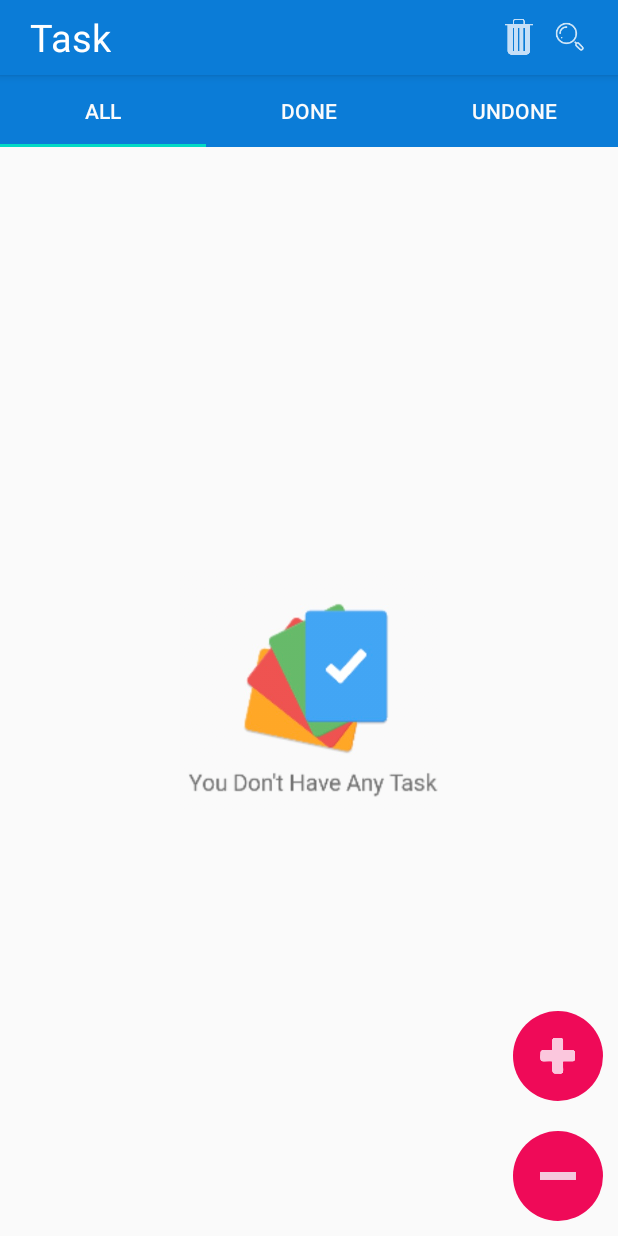
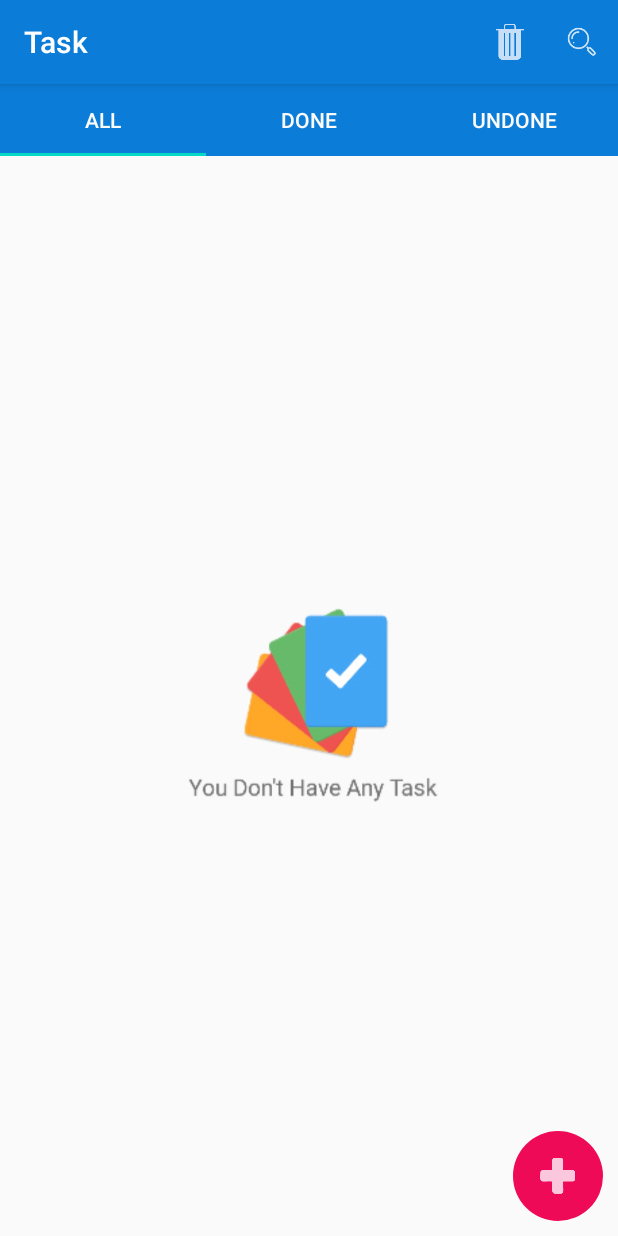
Before and after one commit to hosseinkasiri/Task-Repository, an Android app: the MainActivity screen opened directly, with no data from a screen before it, on a phone screen of 412 x 824 dp. Run offline under Robolectric (Android 15) with nearby library versions, the phone set to English and light mode, and no system bars; 1 statement that could not run was skipped.

Commit message:
add list toolbar menu

```diff
--- a/app/src/main/java/com/example/task/controller/LoginPageFragment.java
+++ b/app/src/main/java/com/example/task/controller/LoginPageFragment.java
@@ -4,6 +4,7 @@ import android.content.Intent;
 import android.os.Bundle;
 
 import androidx.annotation.Nullable;
+import androidx.appcompat.app.AppCompatActivity;
 import androidx.fragment.app.Fragment;
 
 import android.view.LayoutInflater;
@@ -17,6 +18,8 @@ import com.example.task.R;
 import com.example.task.helper.Toaster;
 import com.example.task.model.User;
 import com.example.task.model.UserLab;
+
+import java.util.Objects;
 
 public class LoginPageFragment extends Fragment {
     private EditText mUsername,mPassword;
@@ -54,9 +57,6 @@ public class LoginPageFragment extends Fragment {
         mGuest.setOnClickListener(new View.OnClickListener() {
             @Override
             public void onClick(View v) {
-
-
-
             }
         });
         mLoginButton.setOnClickListener(new View.OnClickListener() {
@@ -76,6 +76,14 @@ public class LoginPageFragment extends Fragment {
         return view;
     }
 
+    @Override
+    public void onResume() {
+        super.onResume();
+        Objects.requireNonNull(((AppCompatActivity)
+                Objects.requireNonNull(getActivity())).
+                getSupportActionBar()).hide();
+    }
+
     private void findViews(View view) {
         mUsername = view.findViewById(R.id.username_edit_text);
         mPassword = view.findViewById(R.id.password_edit_text);
--- a/app/src/main/java/com/example/task/controller/MainActivity.java
+++ b/app/src/main/java/com/example/task/controller/MainActivity.java
@@ -56,7 +56,6 @@ public class MainActivity extends AppCompatActivity {
 
     private void findViews() {
         mTabLayout = findViewById(R.id.tab_layout_id);
-        mAppBarLayout = findViewById(R.id.app_bar_id);
         mViewPager = findViewById(R.id.view_pager_id);
        // mTrashView = findViewById(R.id.trash_task_id);
     }
--- a/app/src/main/java/com/example/task/controller/TaskListFragment.java
+++ b/app/src/main/java/com/example/task/controller/TaskListFragment.java
@@ -3,11 +3,16 @@ package com.example.task.controller;
 import android.content.DialogInterface;
 import android.os.Bundle;
 
+import androidx.annotation.NonNull;
+import androidx.annotation.Nullable;
 import androidx.fragment.app.Fragment;
 import androidx.recyclerview.widget.LinearLayoutManager;
 import androidx.recyclerview.widget.RecyclerView;
 
 import android.view.LayoutInflater;
+import android.view.Menu;
+import android.view.MenuInflater;
+import android.view.MenuItem;
 import android.view.View;
 import android.view.ViewGroup;
 import android.widget.ImageButton;
@@ -29,7 +34,7 @@ public class TaskListFragment extends Fragment{
     private static final String TRASH_TAG = "com.example.task.controller_trash",ADD_TAG = "add tag dialog";
     private static final String ARGS_TASK_MODE = " package com.example.task.task_task mode";
     public static final String USER_ID = "com.example.task.controller_userId";
-    private ImageButton mAddButton,mDeleteButton;
+    private ImageButton mAddButton;
     private ImageView mImageView;
     private RecyclerView mRecyclerView;
     private TaskAdapter mAdapter;
@@ -48,6 +53,13 @@ public class TaskListFragment extends Fragment{
         fragment.setArguments(args);
         return fragment;
     }
+
+    @Override
+    public void onCreate(@Nullable Bundle savedInstanceState) {
+        super.onCreate(savedInstanceState);
+        setHasOptionsMenu(true);
+    }
+
     @Override
     public View onCreateView(LayoutInflater inflater, ViewGroup container,
                              Bundle savedInstanceState) {
@@ -67,8 +79,7 @@ public class TaskListFragment extends Fragment{
                 addFragment.show(getFragmentManager(),ADD_TAG);
             }
         });
-
-        mDeleteButton.setOnClickListener(new View.OnClickListener() {
+       /* mDeleteButton.setOnClickListener(new View.OnClickListener() {
             @Override
             public void onClick(View v) {
                 TrashDialogFragment trashDialogFragment = TrashDialogFragment.newInstance(new DialogInterface.OnDismissListener() {
@@ -79,11 +90,35 @@ public class TaskListFragment extends Fragment{
                 });
                 trashDialogFragment.show(getFragmentManager(),TRASH_TAG);
             }
-        });
+        });*/
         mRecyclerView.setLayoutManager(new LinearLayoutManager(getActivity()));
         mListMode = (TaskListMode) getArguments().getSerializable(ARGS_TASK_MODE);
         return view;
     }
+
+    @Override
+    public void onCreateOptionsMenu(@NonNull Menu menu, @NonNull MenuInflater inflater) {
+        super.onCreateOptionsMenu(menu, inflater);
+        inflater.inflate(R.menu.list_toolbar_menu,menu);
+    }
+
+    @Override
+    public boolean onOptionsItemSelected(@NonNull MenuItem item) {
+        switch (item.getItemId()){
+            case R.id.trash_menu:
+                TrashDialogFragment trashDialogFragment = TrashDialogFragment.newInstance(new DialogInterface.OnDismissListener() {
+                    @Override
+                    public void onDismiss(DialogInterface dialog) {
+                        updateUi();
+                    }
+                });
+                trashDialogFragment.show(getFragmentManager(),TRASH_TAG);
+
+            default:
+                return super.onOptionsItemSelected(item);
+        }
+    }
+
     public void updateUi() {
         mUserId = (UUID) getArguments().getSerializable(USER_ID);
         mTasks =  TaskLab.getInstance(getActivity()).getTasks(mListMode,mUserId);
@@ -107,6 +142,6 @@ public class TaskListFragment extends Fragment{
         mImageView = view.findViewById(R.id.imageView);
         mAddButton = view.findViewById(R.id.add_button);
         mRecyclerView = view.findViewById(R.id.recycler_view);
-        mDeleteButton = view.findViewById(R.id.delete_tasks_button);
+       // mDeleteButton = view.findViewById(R.id.delete_tasks_button);
     }
 }
--- a/app/src/main/res/layout/activity_main.xml
+++ b/app/src/main/res/layout/activity_main.xml
@@ -5,51 +5,6 @@
     xmlns:app="http://schemas.android.com/apk/res-auto"
     android:orientation="vertical">
 
-
-    <com.google.android.material.appbar.AppBarLayout
-        android:layout_width="match_parent"
-        android:layout_height="50dp"
-        android:elevation="0dp"
-        android:id="@+id/app_bar_id"
-        android:background="@color/tabLayoutColor"
-        >
-        <FrameLayout
-            android:layout_width="match_parent"
-            android:layout_height="match_parent">
-
-        <TextView
-            android:layout_width="wrap_content"
-            android:layout_height="wrap_content"
-            android:layout_marginLeft="20dp"
-            android:layout_gravity="left|center"
-            android:textSize="25dp"
-            android:textColor="#FFFFFF"
-            android:text="Task"/>
-
-            <LinearLayout
-                android:layout_width="wrap_content"
-                android:layout_height="wrap_content"
-                android:layout_marginRight="10dp"
-                android:layout_gravity="right|center"
-                android:orientation="horizontal">
-
-            <ImageView
-                android:id="@+id/trash_task_id"
-                android:layout_width="wrap_content"
-                android:layout_height="wrap_content"
-                android:src="@drawable/icon_trash_white"
-                android:layout_marginRight="10dp"/>
-
-                <ImageView
-                    android:layout_width="wrap_content"
-                    android:layout_height="wrap_content"
-                    android:src="@drawable/icon_search"
-                    android:layout_marginRight="10dp"
-                    android:layout_gravity="right|center"/>
-            </LinearLayout>
-        </FrameLayout>
-
-    </com.google.android.material.appbar.AppBarLayout>
     <com.google.android.material.tabs.TabLayout
         android:layout_width="match_parent"
         android:layout_height="wrap_content"
--- a/app/src/main/res/layout/fragment_task_list.xml
+++ b/app/src/main/res/layout/fragment_task_list.xml
@@ -31,14 +31,5 @@
             android:src="@drawable/ic_action_positive"
             android:background="@drawable/circle_button"
             android:layout_margin="10dp" />
-
-        <ImageButton
-            android:id="@+id/delete_tasks_button"
-            android:layout_width="60dp"
-            android:layout_height="60dp"
-            android:background="@drawable/circle_button"
-            android:src="@drawable/icon_negative"
-            android:layout_margin="10dp"/>
-
     </LinearLayout>
 </FrameLayout>
--- /dev/null
+++ b/app/src/main/res/menu/list_toolbar_menu.xml
@@ -0,0 +1,15 @@
+<?xml version="1.0" encoding="utf-8"?>
+<menu xmlns:app="http://schemas.android.com/apk/res-auto"
+    xmlns:android="http://schemas.android.com/apk/res/android">
+
+    <item
+        android:id="@+id/trash_menu"
+        android:icon="@drawable/icon_trash_white"
+        android:title="@string/trash"
+        app:showAsAction="ifRoom|withText" />
+    <item
+        android:id="@+id/search_menu"
+        android:icon="@drawable/icon_search"
+        android:title="@string/search"
+        app:showAsAction="ifRoom|withText" />
+</menu>
--- a/app/src/main/res/values/strings.xml
+++ b/app/src/main/res/values/strings.xml
@@ -11,4 +11,6 @@
     <string name="first_name">first name :</string>
     <string name="last_name">Last name :</string>
     <string name="login_as_a_guest_user">Login as a guest user</string>
+    <string name="search">search</string>
+    <string name="trash">Trash</string>
 </resources>
--- a/app/src/main/res/values/styles.xml
+++ b/app/src/main/res/values/styles.xml
@@ -1,11 +1,10 @@
 <resources>
 
     <!-- Base application theme. -->
-    <style name="AppTheme" parent="Theme.AppCompat.Light.NoActionBar">
+    <style name="AppTheme" parent="Theme.AppCompat.Light.DarkActionBar">
         <!-- Customize your theme here. -->
-        <item name="colorPrimary">@color/colorPrimary</item>
+        <item name="colorPrimary">@color/tabLayoutColor</item>
         <item name="colorPrimaryDark">@color/tabLayoutColor</item>
         <item name="colorAccent">@color/colorAccent</item>
     </style>
-
 </resources>
```
